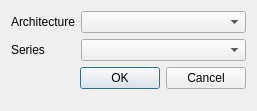
Above: src/ubuntu/ubuntucreatenewchrootdialog.ui from runelabs/qtcreator-plugin-ubuntu before the change. Below: the same form after it.
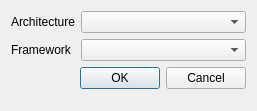
That is the form after the change.

The edit to the form file:
```diff
--- a/src/ubuntu/ubuntucreatenewchrootdialog.ui
+++ b/src/ubuntu/ubuntucreatenewchrootdialog.ui
@@ -27,7 +27,7 @@
    <item row="1" column="0">
     <widget class="QLabel" name="label_2">
      <property name="text">
-      <string>Series</string>
+      <string>Framework</string>
      </property>
     </widget>
    </item>
```
